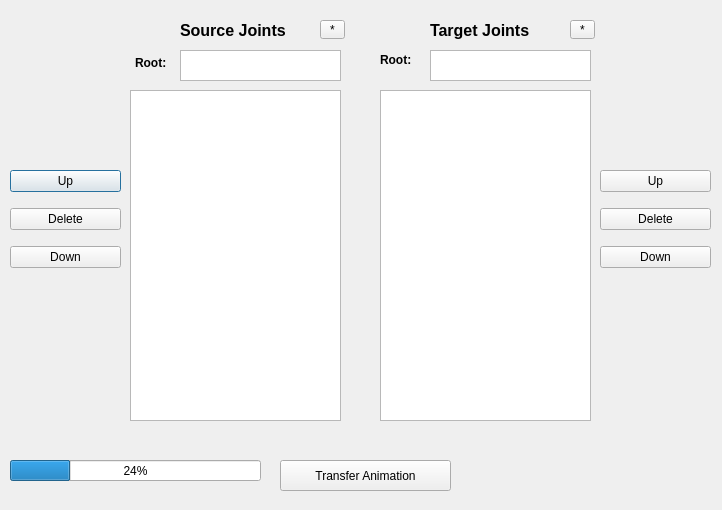
The window that transferUI.ui (MartinClementson/AnimationsScripting) describes before a commit, drawn with Qt 5.
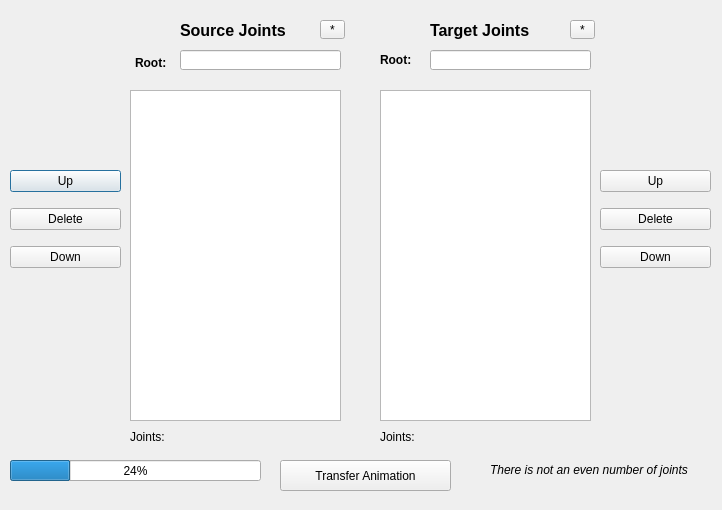
The same window after the commit.

Patch:
```diff
--- a/transferUI.ui
+++ b/transferUI.ui
@@ -101,38 +101,6 @@
     <number>24</number>
    </property>
   </widget>
-  <widget class="QTextEdit" name="SourceRootJoint">
-   <property name="geometry">
-    <rect>
-     <x>180</x>
-     <y>50</y>
-     <width>161</width>
-     <height>31</height>
-    </rect>
-   </property>
-   <property name="font">
-    <font>
-     <pointsize>9</pointsize>
-    </font>
-   </property>
-   <property name="verticalScrollBarPolicy">
-    <enum>Qt::ScrollBarAlwaysOff</enum>
-   </property>
-   <property name="horizontalScrollBarPolicy">
-    <enum>Qt::ScrollBarAlwaysOff</enum>
-   </property>
-   <property name="lineWrapMode">
-    <enum>QTextEdit::NoWrap</enum>
-   </property>
-   <property name="html">
-    <string>&lt;!DOCTYPE HTML PUBLIC &quot;-//W3C//DTD HTML 4.0//EN&quot; &quot;http://www.w3.org/TR/REC-html40/strict.dtd&quot;&gt;
-&lt;html&gt;&lt;head&gt;&lt;meta name=&quot;qrichtext&quot; content=&quot;1&quot; /&gt;&lt;style type=&quot;text/css&quot;&gt;
-p, li { white-space: pre-wrap; }
-&lt;/style&gt;&lt;/head&gt;&lt;body style=&quot; font-family:'MS Shell Dlg 2'; font-size:9pt; font-weight:400; font-style:normal;&quot;&gt;
-&lt;p align=&quot;center&quot; style=&quot;-qt-paragraph-type:empty; margin-top:0px; margin-bottom:0px; margin-left:0px; margin-right:0px; -qt-block-indent:0; text-indent:0px;&quot;&gt;&lt;br /&gt;&lt;/p&gt;
-&lt;p align=&quot;center&quot; style=&quot;-qt-paragraph-type:empty; margin-top:0px; margin-bottom:0px; margin-left:0px; margin-right:0px; -qt-block-indent:0; text-indent:0px;&quot;&gt;&lt;br /&gt;&lt;/p&gt;&lt;/body&gt;&lt;/html&gt;</string>
-   </property>
-  </widget>
   <widget class="QLabel" name="leftRootLabel">
    <property name="geometry">
     <rect>
@@ -186,38 +154,6 @@
     <string>Transfer Animation</string>
    </property>
   </widget>
-  <widget class="QTextEdit" name="TargetRootJoint">
-   <property name="geometry">
-    <rect>
-     <x>430</x>
-     <y>50</y>
-     <width>161</width>
-     <height>31</height>
-    </rect>
-   </property>
-   <property name="font">
-    <font>
-     <pointsize>9</pointsize>
-    </font>
-   </property>
-   <property name="verticalScrollBarPolicy">
-    <enum>Qt::ScrollBarAlwaysOff</enum>
-   </property>
-   <property name="horizontalScrollBarPolicy">
-    <enum>Qt::ScrollBarAlwaysOff</enum>
-   </property>
-   <property name="lineWrapMode">
-    <enum>QTextEdit::NoWrap</enum>
-   </property>
-   <property name="html">
-    <string>&lt;!DOCTYPE HTML PUBLIC &quot;-//W3C//DTD HTML 4.0//EN&quot; &quot;http://www.w3.org/TR/REC-html40/strict.dtd&quot;&gt;
-&lt;html&gt;&lt;head&gt;&lt;meta name=&quot;qrichtext&quot; content=&quot;1&quot; /&gt;&lt;style type=&quot;text/css&quot;&gt;
-p, li { white-space: pre-wrap; }
-&lt;/style&gt;&lt;/head&gt;&lt;body style=&quot; font-family:'MS Shell Dlg 2'; font-size:9pt; font-weight:400; font-style:normal;&quot;&gt;
-&lt;p align=&quot;center&quot; style=&quot;-qt-paragraph-type:empty; margin-top:0px; margin-bottom:0px; margin-left:0px; margin-right:0px; -qt-block-indent:0; text-indent:0px;&quot;&gt;&lt;br /&gt;&lt;/p&gt;
-&lt;p align=&quot;center&quot; style=&quot;-qt-paragraph-type:empty; margin-top:0px; margin-bottom:0px; margin-left:0px; margin-right:0px; -qt-block-indent:0; text-indent:0px;&quot;&gt;&lt;br /&gt;&lt;/p&gt;&lt;/body&gt;&lt;/html&gt;</string>
-   </property>
-  </widget>
   <widget class="QLabel" name="rightRootLabel">
    <property name="geometry">
     <rect>
@@ -310,6 +246,102 @@
     </rect>
    </property>
   </widget>
+  <widget class="QLabel" name="R_amountLabel">
+   <property name="geometry">
+    <rect>
+     <x>380</x>
+     <y>430</y>
+     <width>46</width>
+     <height>13</height>
+    </rect>
+   </property>
+   <property name="text">
+    <string>Joints:</string>
+   </property>
+  </widget>
+  <widget class="QLabel" name="R_jointAmount">
+   <property name="geometry">
+    <rect>
+     <x>420</x>
+     <y>430</y>
+     <width>46</width>
+     <height>13</height>
+    </rect>
+   </property>
+   <property name="text">
+    <string/>
+   </property>
+  </widget>
+  <widget class="QLabel" name="L_jointAmount">
+   <property name="geometry">
+    <rect>
+     <x>170</x>
+     <y>430</y>
+     <width>46</width>
+     <height>13</height>
+    </rect>
+   </property>
+   <property name="text">
+    <string/>
+   </property>
+  </widget>
+  <widget class="QLabel" name="L_amountLabel">
+   <property name="geometry">
+    <rect>
+     <x>130</x>
+     <y>430</y>
+     <width>46</width>
+     <height>13</height>
+    </rect>
+   </property>
+   <property name="text">
+    <string>Joints:</string>
+   </property>
+  </widget>
+  <widget class="QLabel" name="warningLabel">
+   <property name="geometry">
+    <rect>
+     <x>490</x>
+     <y>460</y>
+     <width>211</width>
+     <height>20</height>
+    </rect>
+   </property>
+   <property name="font">
+    <font>
+     <italic>true</italic>
+    </font>
+   </property>
+   <property name="contextMenuPolicy">
+    <enum>Qt::CustomContextMenu</enum>
+   </property>
+   <property name="autoFillBackground">
+    <bool>false</bool>
+   </property>
+   <property name="text">
+    <string>There is not an even number of joints</string>
+   </property>
+  </widget>
+  <widget class="QLineEdit" name="SourceRootJoint">
+   <property name="geometry">
+    <rect>
+     <x>180</x>
+     <y>50</y>
+     <width>161</width>
+     <height>20</height>
+    </rect>
+   </property>
+  </widget>
+  <widget class="QLineEdit" name="TargetRootJoint">
+   <property name="geometry">
+    <rect>
+     <x>430</x>
+     <y>50</y>
+     <width>161</width>
+     <height>20</height>
+    </rect>
+   </property>
+  </widget>
  </widget>
  <resources/>
  <connections/>
```
Left out of the diff: 4 changed lines with no effect on the pictures.
